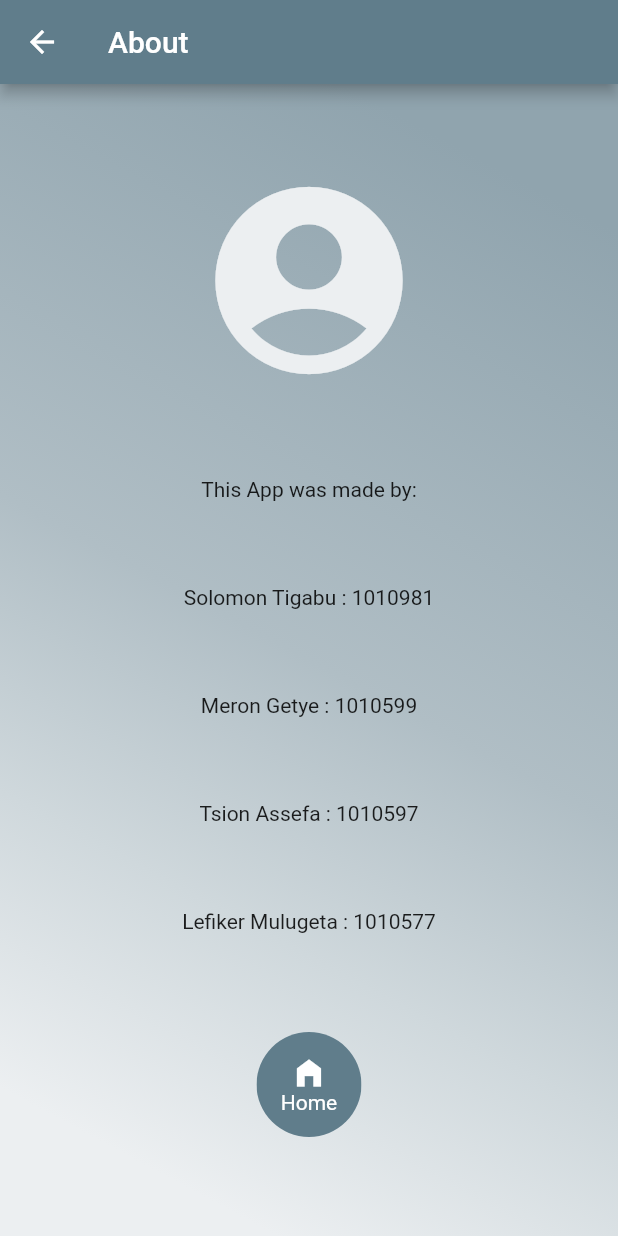
After one commit to DesmondSol/halseted_calculator, a Flutter app: the About screen opened directly, on a phone screen of 412 x 824 dp. The commit adds this screen. Run offline on Flutter 3.47's test engine with Material 2 defaults, Android fonts, the light colour scheme and no system bars; our stand-ins replace fluttertoast.

Commit message:
some UI changes and about page added

```diff
--- /dev/null
+++ b/lib/about_us_page.dart
@@ -0,0 +1,92 @@
+import 'package:flutter/material.dart';
+
+class About extends StatelessWidget {
+  // Declare a field that holds the Person data
+
+  @override
+  Widget build(BuildContext context) {
+    return Scaffold(
+      backgroundColor: Colors.blueGrey[30],
+      appBar: AppBar(
+        backgroundColor: Colors.blueGrey[30],
+        foregroundColor: Colors.blueGrey[30],
+        title: Text("About"),
+        brightness: Brightness.dark,
+      ),
+      body: Container(
+        // Add box decoration
+        decoration: BoxDecoration(
+          // Box decoration takes a gradient
+          gradient: LinearGradient(
+            // Where the linear gradient begins and ends
+            begin: Alignment.topRight,
+            end: Alignment.bottomLeft,
+            // Add one stop for each color. Stops should increase from 0 to 1
+            stops: [0.1, 0.5, 0.7, 0.9],
+            colors: [
+              // Colors are easy thanks to Flutter's Colors class.
+              Colors.blueGrey[300]!,
+              Colors.blueGrey[200]!,
+              Colors.blueGrey[100]!,
+              Colors.blueGrey[50]!,
+            ],
+          ),
+        ),
+
+        child: Center(
+          child: Column(
+            mainAxisAlignment: MainAxisAlignment.spaceEvenly,
+            children: <Widget>[
+              // Display passed data from first screen
+              Icon(Icons.account_circle_rounded,
+                  size: 150, color: Colors.blueGrey[50]),
+              const Text(
+                "This App was made by:",
+                textAlign: TextAlign.start,
+              ),
+              const Text("Solomon Tigabu : 1010981"),
+              const Text("Meron Getye : 1010599"),
+              const Text("Tsion Assefa : 1010597"),
+              const Text("Lefiker Mulugeta : 1010577"),
+
+              Container(
+                margin: EdgeInsets.all(10),
+                height: 70.0,
+                child: SizedBox.fromSize(
+                  size: Size(70, 70), // button width and height
+                  child: ClipOval(
+                    child: Material(
+                      color: Colors.blueGrey, // button color
+                      child: InkWell(
+                        splashColor: Colors.blueAccent,
+                        // splash color
+                        onTap: () => Navigator.pop(context),
+                        // button pressed
+                        child: Column(
+                          mainAxisAlignment: MainAxisAlignment.center,
+                          children: <Widget>[
+                            Icon(
+                              Icons.home_filled,
+                              color: Colors.white,
+                            ), // icon
+                            Text(
+                              "Home",
+                              style: TextStyle(
+                                fontSize: 14,
+                                color: Colors.white,
+                              ),
+                            ), // text
+                          ],
+                        ),
+                      ),
+                    ),
+                  ),
+                ),
+              ),
+            ],
+          ),
+        ),
+      ),
+    );
+  }
+}
--- a/lib/main.dart
+++ b/lib/main.dart
@@ -145,12 +145,12 @@ class _MyHomePageState extends State<MyHomePage>
                     backgroundColor: Colors.blueGrey[100],
                     actions: <Widget>[
                       IconButton(
-                        icon: const Icon(Icons.account_box_outlined),
-                        tooltip: 'About creators',
+                        icon: const Icon(Icons.help_outline_sharp),
+                        tooltip: 'Help',
                         onPressed: () {
                           final snackBar = SnackBar(
                             content: Text(
-                              'made by Solomon Tigabu \n 1010981 ',
+                              'enter the values of n1,n2,N1,N2 and click on calculate button',
                               textAlign: TextAlign.center,
                             ),
                             backgroundColor: Theme.of(context).primaryColor,
--- a/lib/model/model.dart
+++ b/lib/model/model.dart
@@ -18,7 +18,7 @@ List<MenuItem> menuItems = [
   ),
   MenuItem(
     menuName: 'About',
-    menuIcon: Icons.local_grocery_store,
+    menuIcon: Icons.info_outline_rounded,
   ),
 
   MenuItem(
--- a/lib/results_page.dart
+++ b/lib/results_page.dart
@@ -50,9 +50,9 @@ class Results extends StatelessWidget {
               "Program Estimated Length : ${calculator.halstead_program_estimated_length(n1.toInt(), n2.toInt())}"),
           Container(
             margin: EdgeInsets.all(10),
-            height: 80.0,
+            height: 70.0,
             child: SizedBox.fromSize(
-              size: Size(80, 80), // button width and height
+              size: Size(70, 70), // button width and height
               child: ClipOval(
                 child: Material(
                   color: Colors.blueGrey, // button color
@@ -71,7 +71,7 @@ class Results extends StatelessWidget {
                         Text(
                           "Back",
                           style: TextStyle(
-                            fontSize: 15,
+                            fontSize: 14,
                             color: Colors.white,
                           ),
                         ), // text
--- a/lib/side_menu.dart
+++ b/lib/side_menu.dart
@@ -1,4 +1,5 @@
 import 'package:flutter/material.dart';
+import 'package:halseted_calculator/about_us_page.dart';
 
 import 'package:halseted_calculator/model/model.dart';
 
@@ -28,7 +29,6 @@ class _SideMenuState extends State<SideMenu> {
               mainAxisAlignment: MainAxisAlignment.center,
               children: <Widget>[
                 SizedBox(height: 16),
-
                 Padding(
                   padding: EdgeInsets.symmetric(horizontal: 16, vertical: 4),
                   child: Text(
@@ -98,6 +98,12 @@ class _SideMenuState extends State<SideMenu> {
                         ),
                         onTap: () {
                           widget._onMenuItemSelection(index);
+                          if (index == 1) {
+                            Navigator.push(
+                                context,
+                                new MaterialPageRoute(
+                                    builder: (context) => About()));
+                          }
                           setState(() {
                             _currentPage = index;
                           });
```
